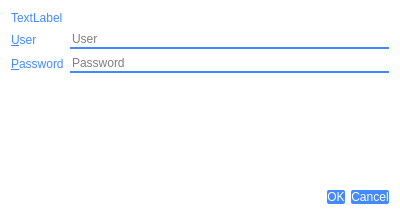
This is UI/dooble_authentication_dialog.ui in textbrowser/dooble as Qt 5 draws it before an edit. The edited form follows.
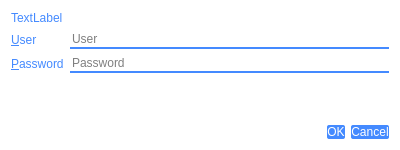
This is the edited form. Icons and pictures are not drawn.

```diff
--- a/UI/dooble_authentication_dialog.ui
+++ b/UI/dooble_authentication_dialog.ui
@@ -7,7 +7,7 @@
     <x>0</x>
     <y>0</y>
     <width>400</width>
-    <height>215</height>
+    <height>150</height>
    </rect>
   </property>
   <property name="windowTitle">
```
